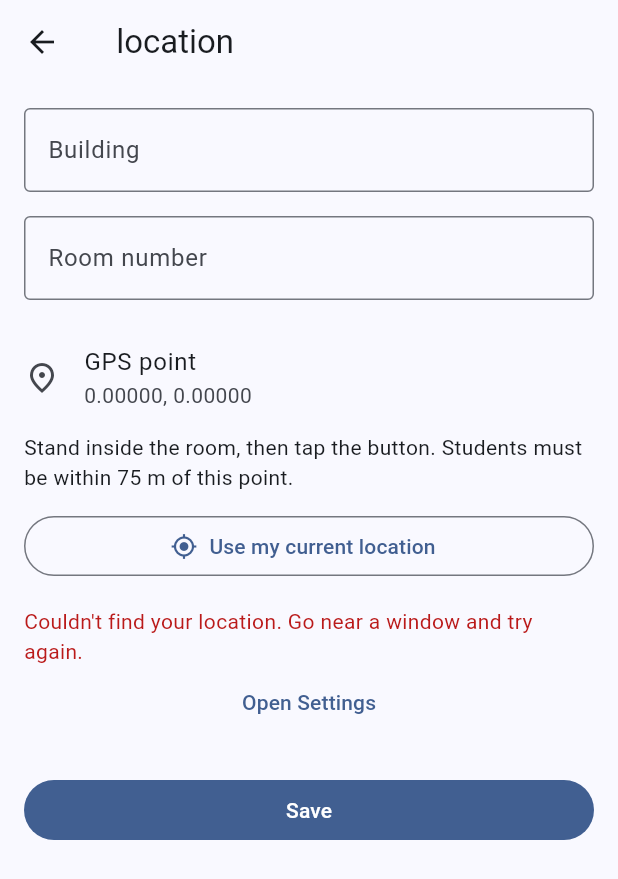
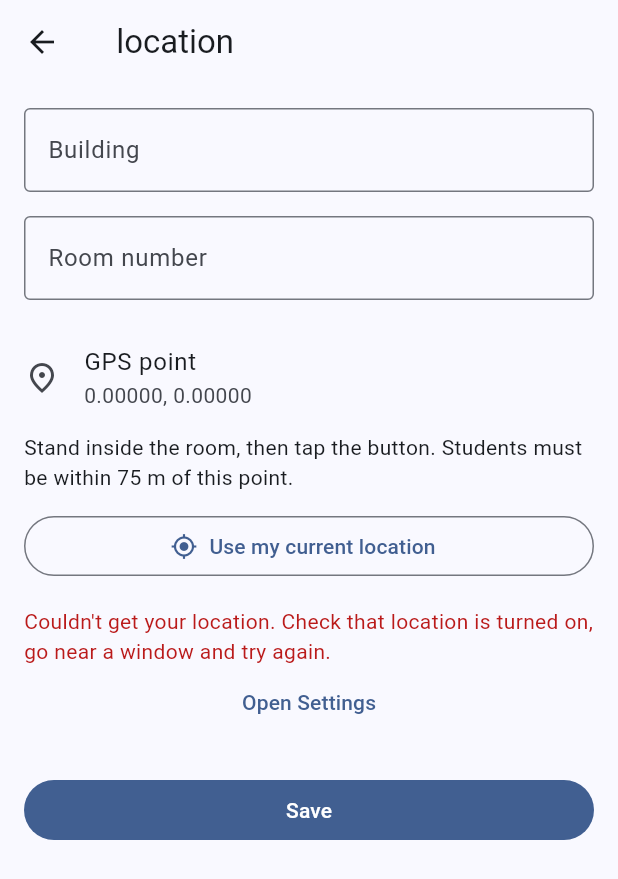
Before and after one commit to LeenAlsous/unicheck, a Flutter app: the SectionLocationScreen screen opened directly with empty values, after a tap on "Use my current location", on a phone screen of 412 x 824 dp. Shown: the top 879 px of the screen. Run offline on Flutter 3.47's test engine with Material 3 defaults, Android fonts, the phone set to English and light mode, and no system bars; our stand-ins replace file_picker, flutter_secure_storage, geolocator, image_picker, qr_flutter; missing offline and left inert: flutter_udid, mobile_scanner; accounts and stored records are empty.

Commit message:
Find the instructor's location faster when setting a section location
Instead of one 20-second request, listen to the GPS for up to 10 seconds and
keep the most accurate reading, stopping as soon as one is within 20 m. If the
GPS gives nothing, use the phone's location from the last 2 minutes. The error
now also says to check that location is turned on.

```diff
--- a/app/lib/location.dart
+++ b/app/lib/location.dart
@@ -60,19 +60,47 @@ class LocationHelper {
     }
   }
 
-  /// A new, precise location (never an old saved one), for setting where a section meets.
-  /// Returns null if it can't be found in 20 seconds.
+  /// A precise location, for setting where a section meets.
+  ///
+  /// Listens to the GPS for up to 10 seconds and keeps the most accurate reading, stopping
+  /// early once it's within 20 m. If the GPS gives nothing, uses the location the phone
+  /// found in the last 2 minutes. Returns null if there is no location at all.
   static Future<Position?> getPreciseLocation() async {
+    Position? best;
+    final startedAt = DateTime.now();
+
     try {
-      return await Geolocator.getCurrentPosition(
-        locationSettings: const LocationSettings(
-          accuracy: LocationAccuracy.best,
-          timeLimit: Duration(seconds: 20),
-        ),
-      );
+      final positions =
+          Geolocator.getPositionStream(
+            locationSettings: const LocationSettings(
+              accuracy: LocationAccuracy.best,
+            ),
+          ).timeout(
+            const Duration(seconds: 10),
+          ); // gives up if no reading comes for 10 s
+
+      await for (final position in positions) {
+        if (best == null || position.accuracy < best.accuracy) {
+          best = position;
+        }
+        final tookTooLong =
+            DateTime.now().difference(startedAt).inSeconds >= 10;
+        if (position.accuracy <= 20 || tookTooLong) {
+          break; // good enough, or we've waited long enough
+        }
+      }
     } catch (e) {
-      return null;
+      // No reading in time, or a location error: use what we have.
     }
+
+    if (best != null) return best;
+
+    final last = await Geolocator.getLastKnownPosition();
+    if (last != null &&
+        DateTime.now().difference(last.timestamp).inMinutes < 2) {
+      return last;
+    }
+    return null;
   }
 
   /// Opens UniCheck's page in the phone's Settings, to allow location.
--- a/app/lib/screens/section_location_screen.dart
+++ b/app/lib/screens/section_location_screen.dart
@@ -60,7 +60,7 @@ class _SectionLocationScreenState extends State<SectionLocationScreen> {
     setState(() {
       locating = false;
       if (position == null) {
-        error = "Couldn't find your location. Go near a window and try again.";
+        error = "Couldn't get your location. Check that location is turned on, go near a window and try again.";
       } else {
         latitude = position.latitude;
         longitude = position.longitude;
```
